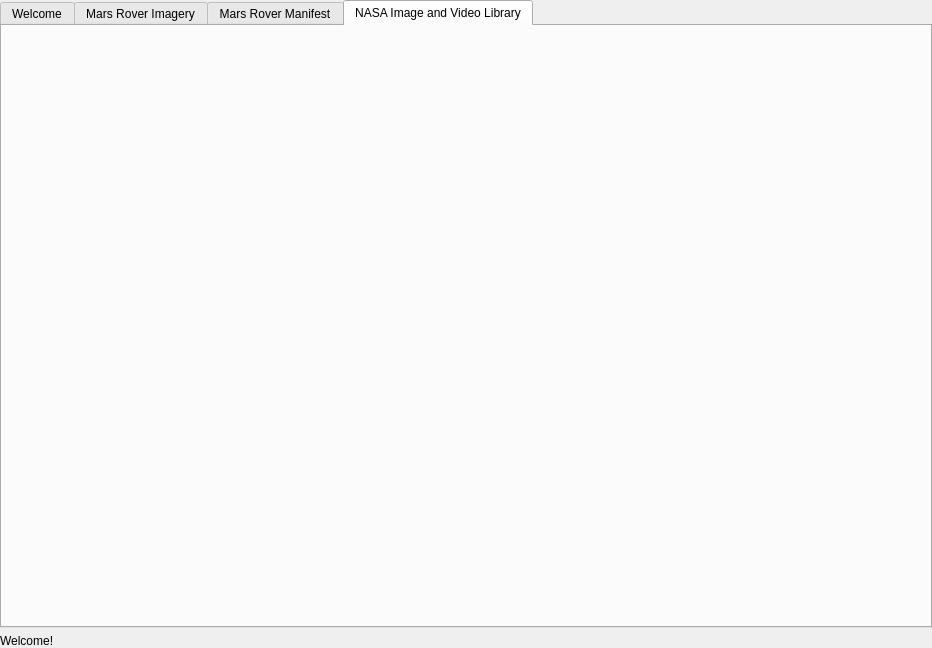
The window that mainwindow.ui (DavidJerman/AstroXplorer) describes before a commit, drawn with Qt 5.
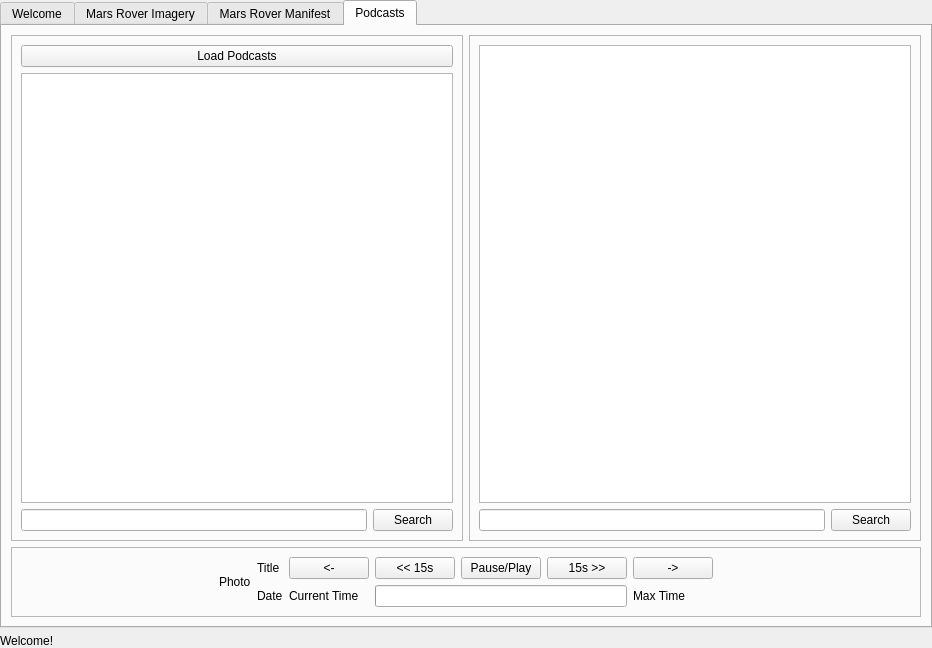
The same window after the commit.

Commit message: Added podcasts GUI elements and basic XML functions

What changed in the file:
```diff
--- a/mainwindow.ui
+++ b/mainwindow.ui
@@ -3135,8 +3135,188 @@
       </widget>
       <widget class="QWidget" name="tab">
        <attribute name="title">
-        <string>NASA Image and Video Library</string>
+        <string>Podcasts</string>
        </attribute>
+       <layout class="QGridLayout" name="gridLayout_5" rowstretch="100,2">
+        <item row="0" column="1">
+         <widget class="QFrame" name="EpisodeSelectorFrame">
+          <property name="frameShape">
+           <enum>QFrame::StyledPanel</enum>
+          </property>
+          <property name="frameShadow">
+           <enum>QFrame::Raised</enum>
+          </property>
+          <layout class="QGridLayout" name="gridLayout_7">
+           <item row="0" column="0" colspan="2">
+            <widget class="QListWidget" name="EpisodeSelectorList"/>
+           </item>
+           <item row="1" column="0">
+            <widget class="QLineEdit" name="SearchEpisodeLineDit"/>
+           </item>
+           <item row="1" column="1">
+            <widget class="QPushButton" name="SearchEpisodeButton">
+             <property name="text">
+              <string>Search</string>
+             </property>
+            </widget>
+           </item>
+          </layout>
+         </widget>
+        </item>
+        <item row="0" column="0">
+         <widget class="QFrame" name="PodcastSelectorFrame">
+          <property name="frameShape">
+           <enum>QFrame::StyledPanel</enum>
+          </property>
+          <property name="frameShadow">
+           <enum>QFrame::Raised</enum>
+          </property>
+          <layout class="QGridLayout" name="gridLayout_6">
+           <item row="1" column="0" colspan="2">
+            <widget class="QListWidget" name="PodcastSelectorList"/>
+           </item>
+           <item row="2" column="0">
+            <widget class="QLineEdit" name="SearchPodcastLineEdit"/>
+           </item>
+           <item row="2" column="1">
+            <widget class="QPushButton" name="SearchPodcastButton">
+             <property name="text">
+              <string>Search</string>
+             </property>
+            </widget>
+           </item>
+           <item row="0" column="0" colspan="2">
+            <widget class="QPushButton" name="LoadPodcastsButton">
+             <property name="text">
+              <string>Load Podcasts</string>
+             </property>
+            </widget>
+           </item>
+          </layout>
+         </widget>
+        </item>
+        <item row="1" column="0" colspan="2">
+         <widget class="QFrame" name="AudioControlsFrame">
+          <property name="frameShape">
+           <enum>QFrame::StyledPanel</enum>
+          </property>
+          <property name="frameShadow">
+           <enum>QFrame::Raised</enum>
+          </property>
+          <layout class="QGridLayout" name="gridLayout_8">
+           <item row="1" column="2">
+            <widget class="QLabel" name="EpisodeDateLabel">
+             <property name="text">
+              <string>Date</string>
+             </property>
+            </widget>
+           </item>
+           <item row="1" column="7">
+            <widget class="QLabel" name="MaxTimeLabel">
+             <property name="text">
+              <string>Max Time</string>
+             </property>
+            </widget>
+           </item>
+           <item row="0" column="5">
+            <widget class="QPushButton" name="PausePlayButton">
+             <property name="text">
+              <string>Pause/Play</string>
+             </property>
+            </widget>
+           </item>
+           <item row="0" column="4">
+            <widget class="QPushButton" name="SkiptimeBackButton">
+             <property name="text">
+              <string>&lt;&lt; 15s</string>
+             </property>
+            </widget>
+           </item>
+           <item row="1" column="3">
+            <widget class="QLabel" name="CurrentTimeLabel">
+             <property name="text">
+              <string>Current Time</string>
+             </property>
+            </widget>
+           </item>
+           <item row="1" column="4" colspan="3">
+            <widget class="QProgressBar" name="AudioProgressBar">
+             <property name="value">
+              <number>0</number>
+             </property>
+             <property name="textVisible">
+              <bool>false</bool>
+             </property>
+             <property name="format">
+              <string/>
+             </property>
+            </widget>
+           </item>
+           <item row="0" column="2">
+            <widget class="QLabel" name="EpisodeTitleLabel">
+             <property name="text">
+              <string>Title</string>
+             </property>
+            </widget>
+           </item>
+           <item row="0" column="1" rowspan="2">
+            <widget class="QLabel" name="EpisodeThumbnailLabel">
+             <property name="text">
+              <string>Photo</string>
+             </property>
+            </widget>
+           </item>
+           <item row="0" column="7">
+            <widget class="QPushButton" name="NextEpButton">
+             <property name="text">
+              <string>-&gt;</string>
+             </property>
+            </widget>
+           </item>
+           <item row="0" column="6">
+            <widget class="QPushButton" name="SkipTimeForwardButton">
+             <property name="text">
+              <string>15s &gt;&gt;</string>
+             </property>
+            </widget>
+           </item>
+           <item row="0" column="3">
+            <widget class="QPushButton" name="PreviousEpButton">
+             <property name="text">
+              <string>&lt;-</string>
+             </property>
+            </widget>
+           </item>
+           <item row="0" column="0">
+            <spacer name="horizontalSpacer">
+             <property name="orientation">
+              <enum>Qt::Horizontal</enum>
+             </property>
+             <property name="sizeHint" stdset="0">
+              <size>
+               <width>40</width>
+               <height>20</height>
+              </size>
+             </property>
+            </spacer>
+           </item>
+           <item row="0" column="8">
+            <spacer name="horizontalSpacer_2">
+             <property name="orientation">
+              <enum>Qt::Horizontal</enum>
+             </property>
+             <property name="sizeHint" stdset="0">
+              <size>
+               <width>40</width>
+               <height>20</height>
+              </size>
+             </property>
+            </spacer>
+           </item>
+          </layout>
+         </widget>
+        </item>
+       </layout>
       </widget>
      </widget>
     </item>
```
Left out of the diff: 2 changed lines with no effect on the pictures. The commit also changes 6 other files.
